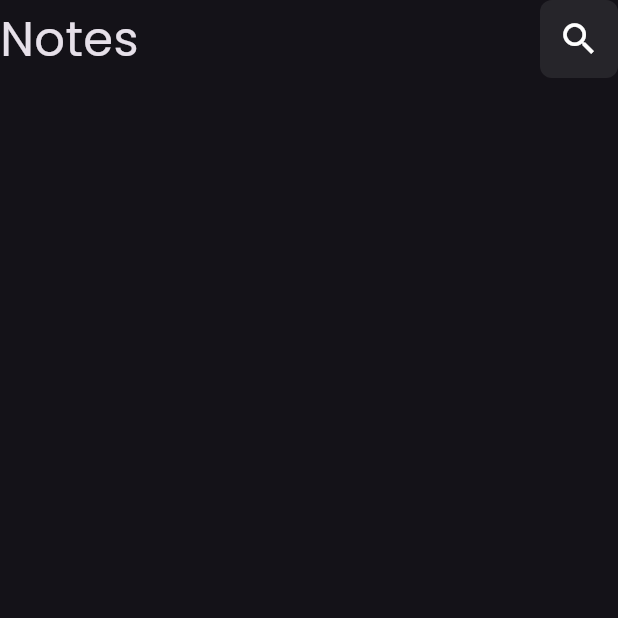
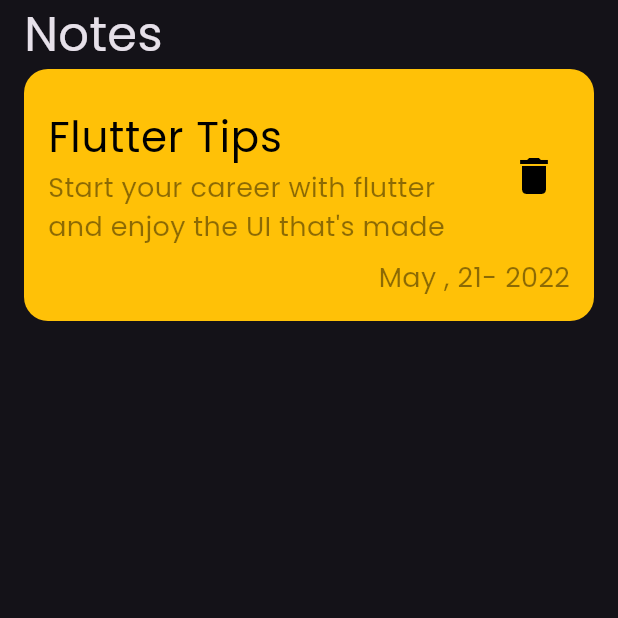
Before and after one commit to osamaahmedalsharabi/note_app, a Flutter app: the screen it shows after launch, on a phone screen of 412 x 824 dp, the top half of it. Run offline on Flutter 3.47's test engine with Material 3 defaults, Android fonts, the phone set to English and light mode, and no system bars.

Commit message:
create the note item widget

```diff
--- a/lib/views/widgets/custom_app_bar.dart
+++ b/lib/views/widgets/custom_app_bar.dart
@@ -13,7 +13,7 @@
           style: TextStyle(fontSize: 32),
         ),
         Spacer(),
-        CustomIconWidget(),
+
       ],
     );
   }
--- a/lib/views/widgets/home_view_body.dart
+++ b/lib/views/widgets/home_view_body.dart
@@ -1,15 +1,20 @@
 import 'package:flutter/material.dart';
 import 'package:third_note_app/views/widgets/custom_app_bar.dart';
+import 'package:third_note_app/views/widgets/note_item_widget.dart';
 
 class HomeViewBody extends StatelessWidget {
   const HomeViewBody({super.key});
 
   @override
   Widget build(BuildContext context) {
-    return const Column(
-      children: [
-        CustomAppBar(),
-      ],
+    return const Padding(
+      padding: EdgeInsets.symmetric(horizontal: 16.0),
+      child: Column(
+        children: [
+          CustomAppBar(),
+          NoteItemWidget(),
+        ],
+      ),
     );
   }
 }
--- /dev/null
+++ b/lib/views/widgets/note_item_widget.dart
@@ -0,0 +1,48 @@
+import 'package:flutter/material.dart';
+
+class NoteItemWidget extends StatelessWidget {
+  const NoteItemWidget({super.key});
+
+  @override
+  Widget build(BuildContext context) {
+    return Container(
+      decoration: BoxDecoration(
+        color: Colors.amber,
+        borderRadius: BorderRadius.circular(16),
+      ),
+      child: Padding(
+        padding: const EdgeInsets.all(16.0),
+        child: Column(
+          crossAxisAlignment: CrossAxisAlignment.end,
+          children: [
+            ListTile(
+              contentPadding: EdgeInsets.zero,
+              title: const Text(
+                "Flutter Tips",
+                style: TextStyle(color: Colors.black, fontSize: 28),
+              ),
+              subtitle: const Text(
+                  "Start your career with flutter and enjoy the UI that's made ",
+                  style: TextStyle(
+                    color: Colors.black45,
+                    fontSize: 18,
+                  )),
+              trailing: IconButton(
+                  onPressed: () {},
+                  icon: const Icon(
+                    Icons.delete,
+                    color: Colors.black,
+                    size: 32,
+                  )),
+            ),
+            const Text("May , 21- 2022",
+                style: TextStyle(
+                  color: Colors.black45,
+                  fontSize: 18,
+                ))
+          ],
+        ),
+      ),
+    );
+  }
+}
```
